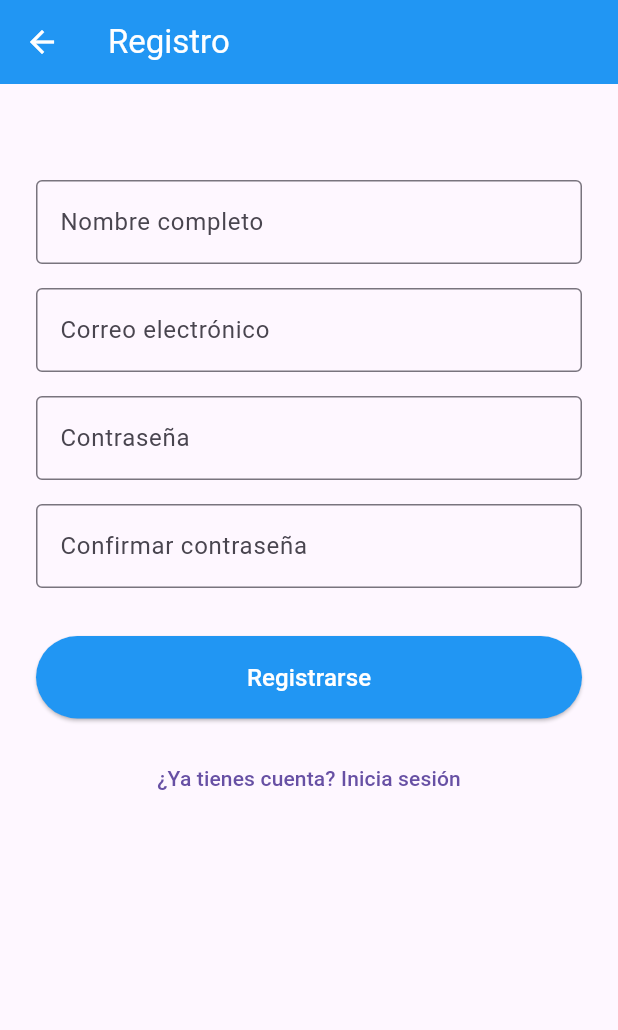
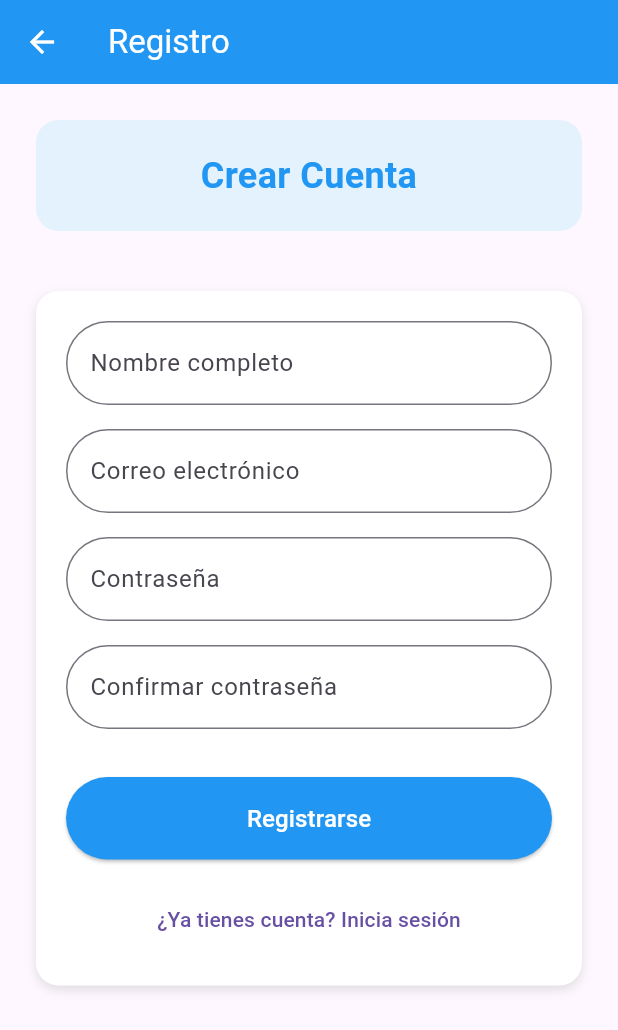
Before and after one commit to Brau2728/ForjaTrabajo, a Flutter app: the RegistroScreen screen opened directly, on a phone screen of 412 x 824 dp. Shown: the top 1030 px of the screen. Run offline on Flutter 3.47's test engine with Material 3 defaults, Android fonts, the phone set to English and light mode, and no system bars.

Commit message:
commit 30 mayo

```diff
--- a/lib/screens/home_screen.dart
+++ b/lib/screens/home_screen.dart
@@ -14,6 +14,7 @@ class HomeScreen extends StatelessWidget {
   final double plomeroLeft;
   final double plomeroBottom;
   final double mecanicoRight;
+  final double plomeroTop;
   final double mecanicoBottom;
 
   const HomeScreen({
@@ -29,6 +30,7 @@ class HomeScreen extends StatelessWidget {
     this.electricistaTop = 110,
     this.plomeroLeft = 100,
     this.plomeroBottom = 30,
+    this.plomeroTop = 110,
     this.mecanicoRight = 30,
     this.mecanicoBottom = 40,
   });
@@ -165,7 +167,7 @@ class HomeScreen extends StatelessWidget {
                         // Botón de Plomería
                         Positioned(
                           left: 205,
-                          bottom: 46,
+                          bottom: 30,
                           child: _buildCircularButton(
                             icon: Icons.plumbing,
                             label: 'Plomería',
--- a/lib/screens/register_Screen.dart
+++ b/lib/screens/register_Screen.dart
@@ -96,6 +96,7 @@ class _RegisterPageState extends State<RegisterPage> {
                     child: ElevatedButton(
                       onPressed: () {
                         // Acción de registrar
+                        Navigator.pushNamed(context, '/homescreen');
                       },
                       style: ElevatedButton.styleFrom(
                         backgroundColor: Colors.indigo[800],
--- a/lib/screens/registro_screen.dart
+++ b/lib/screens/registro_screen.dart
@@ -10,29 +10,66 @@ class RegistroScreen extends StatelessWidget {
         title: const Text('Registro'),
         backgroundColor: Colors.blue,
         foregroundColor: Colors.white,
-
       ),
       body: Padding(
         padding: const EdgeInsets.all(24.0),
-        child: SingleChildScrollView( // para evitar desbordes en pantallas pequeñas
+        child: SingleChildScrollView(
           child: Column(
             crossAxisAlignment: CrossAxisAlignment.stretch,
             children: [
+              // Contenedor para el título
+              Container(
+                padding: const EdgeInsets.all(20),
+                decoration: BoxDecoration(
+                  color: Colors.blue.shade50,
+                  borderRadius: BorderRadius.circular(15),
+                ),
+                child: const Text(
+                  'Crear Cuenta',
+                  style: TextStyle(
+                    fontSize: 24,
+                    fontWeight: FontWeight.bold,
+                    color: Colors.blue,
+                  ),
+                  textAlign: TextAlign.center,
+                ),
+              ),
+
               const SizedBox(height: 40),
 
+              // Contenedor principal para los campos de texto y botones
+              Container(
+                padding: const EdgeInsets.all(20),
+                decoration: BoxDecoration(
+                  color: Colors.white,
+                  borderRadius: BorderRadius.circular(15),
+                  boxShadow: [
+                    BoxShadow(
+                      color: Colors.grey.withOpacity(0.3),
+                      blurRadius: 5,
+                      offset: const Offset(0, 3),
+                    ),
+                  ],
+                ),
+                child: Column(
+                  children: [
                     TextFormField(
-                decoration: const InputDecoration(
+                      decoration: InputDecoration(
                         labelText: 'Nombre completo',
-                  border: OutlineInputBorder(),
+                        border: OutlineInputBorder(
+                          borderRadius: BorderRadius.circular(30.0),
+                        ),
                       ),
                     ),
 
                     const SizedBox(height: 16),
 
                     TextFormField(
-                decoration: const InputDecoration(
+                      decoration: InputDecoration(
                         labelText: 'Correo electrónico',
-                  border: OutlineInputBorder(),
+                        border: OutlineInputBorder(
+                          borderRadius: BorderRadius.circular(30.0),
+                        ),
                       ),
                       keyboardType: TextInputType.emailAddress,
                     ),
@@ -40,9 +77,11 @@ class RegistroScreen extends StatelessWidget {
                     const SizedBox(height: 16),
 
                     TextFormField(
-                decoration: const InputDecoration(
+                      decoration: InputDecoration(
                         labelText: 'Contraseña',
-                  border: OutlineInputBorder(),
+                        border: OutlineInputBorder(
+                          borderRadius: BorderRadius.circular(30.0),
+                        ),
                       ),
                       obscureText: true,
                     ),
@@ -50,9 +89,11 @@ class RegistroScreen extends StatelessWidget {
                     const SizedBox(height: 16),
 
                     TextFormField(
-                decoration: const InputDecoration(
+                      decoration: InputDecoration(
                         labelText: 'Confirmar contraseña',
-                  border: OutlineInputBorder(),
+                        border: OutlineInputBorder(
+                          borderRadius: BorderRadius.circular(30.0),
+                        ),
                       ),
                       obscureText: true,
                     ),
@@ -61,7 +102,6 @@ class RegistroScreen extends StatelessWidget {
 
                     ElevatedButton(
                       onPressed: () {
-                  // Aquí iría el registro
                         ScaffoldMessenger.of(context).showSnackBar(
                           const SnackBar(content: Text('Cuenta creada')),
                         );
@@ -70,6 +110,10 @@ class RegistroScreen extends StatelessWidget {
                       style: ElevatedButton.styleFrom(
                         backgroundColor: Colors.blue,
                         padding: const EdgeInsets.symmetric(vertical: 16),
+                        minimumSize: const Size(double.infinity, 50),
+                        shape: RoundedRectangleBorder(
+                          borderRadius: BorderRadius.circular(30),
+                        ),
                       ),
                       child: const Text(
                         'Registrarse',
@@ -81,9 +125,12 @@ class RegistroScreen extends StatelessWidget {
 
                     TextButton(
                       onPressed: () {
-                  Navigator.pop(context); // Regresar a la pantalla anterior
+                        Navigator.pop(context);
                       },
                       child: const Text('¿Ya tienes cuenta? Inicia sesión'),
+                    ),
+                  ],
+                ),
               ),
             ],
           ),
```
Also changed, not shown: lib/main.dart (+4 -3 lines), lib/screens/servidor_perfil.dart (added, +288 -0 lines). Lines whose indentation alone changed are shown as unchanged.
